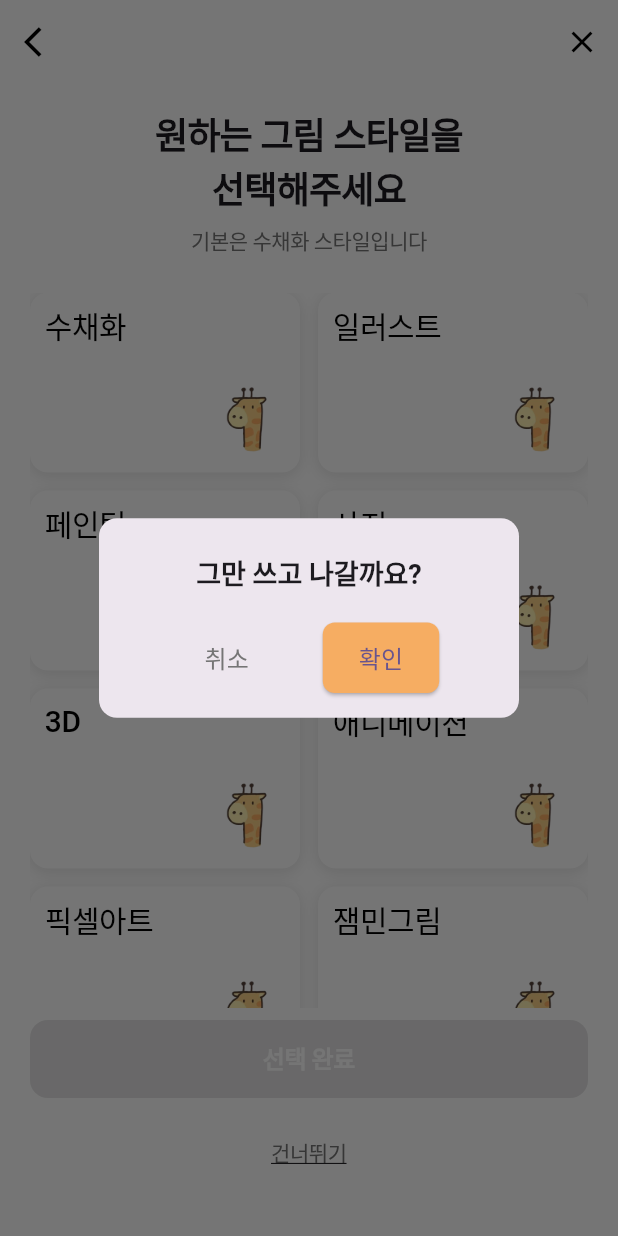
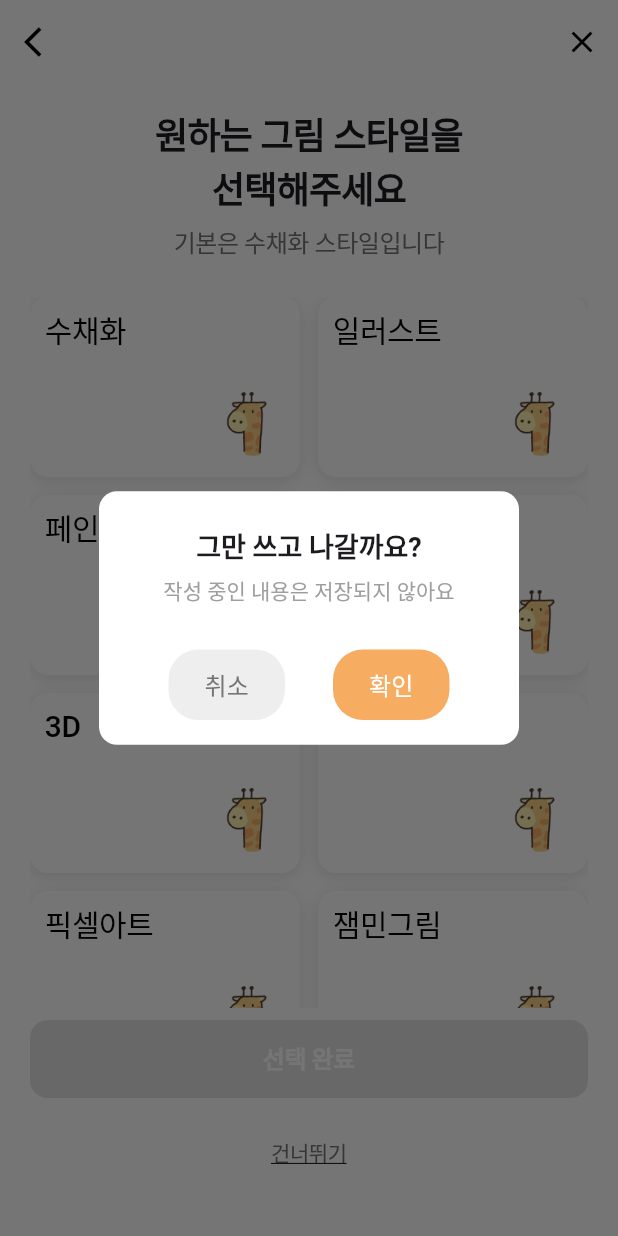
Before and after one commit to LGESWB4/Giraffe-Diaries, a Flutter app: the StyleSelectScreen screen opened directly, after a tap on the "close" icon, on a phone screen of 412 x 824 dp. Run offline on Flutter 3.47's test engine with Material 3 defaults, Android fonts, the phone set to English and light mode, and no system bars; our stand-ins replace get, table_calendar; Roboto replaces fonts that are missing (AppleSDGothicNeo).

Commit message:
[APP][Write-Diary] Add exit confirmation dialog

```diff
--- a/Giraffe_Diaries/lib/controllers/style_select_controller.dart
+++ b/Giraffe_Diaries/lib/controllers/style_select_controller.dart
@@ -1,5 +1,6 @@
 import 'package:get/get.dart';
 import 'package:flutter/material.dart';
+import '../widgets/exit_confirmation_dialog.dart';
 
 class StyleSelectController extends GetxController {
   final RxInt selectedStyle = (-1).obs;  // -1은 선택되지 않은 상태
@@ -21,59 +22,8 @@ class StyleSelectController extends GetxController {
 
   void showExitDialog() {
     Get.dialog(
-      AlertDialog(
-        shape: RoundedRectangleBorder(
-          borderRadius: BorderRadius.circular(12),
-        ),
-        title: const Text(
-          '그만 쓰고 나갈까요?',
-          style: TextStyle(
-            fontSize: 18,
-            fontWeight: FontWeight.bold,
-          ),
-          textAlign: TextAlign.center,
-        ),
-        actionsAlignment: MainAxisAlignment.center,
-        actionsPadding: const EdgeInsets.only(bottom: 16),
-        actions: [
-          TextButton(
-            onPressed: () => Get.back(),  // 다이얼로그 닫기
-            child: Text(
-              '취소',
-              style: TextStyle(
-                color: Colors.grey[600],
-                fontSize: 16,
-                fontWeight: FontWeight.w500,
-              ),
-            ),
-          ),
-          const SizedBox(width: 16),
-          ElevatedButton(
-            onPressed: () {
-              Get.back();  // 다이얼로그 닫기
-              Get.back();  // 화면 닫기
-            },
-            style: ElevatedButton.styleFrom(
-              backgroundColor: const Color(0xFFF6AD62),
-              shape: RoundedRectangleBorder(
-                borderRadius: BorderRadius.circular(8),
-              ),
-              padding: const EdgeInsets.symmetric(
-                horizontal: 24,
-                vertical: 12,
-              ),
-            ),
-            child: const Text(
-              '확인',
-              style: TextStyle(
-                fontSize: 16,
-                fontWeight: FontWeight.w500,
-              ),
-            ),
-          ),
-        ],
-      ),
-      barrierDismissible: false,  // 배경 터치로 닫기 방지
+      const ExitConfirmationDialog(),
+      barrierDismissible: false,
     );
   }
 
--- a/Giraffe_Diaries/lib/screens/style_select_screen.dart
+++ b/Giraffe_Diaries/lib/screens/style_select_screen.dart
@@ -41,7 +41,7 @@ class StyleSelectScreen extends GetView<StyleSelectController> {
                 const SizedBox(height: 8),
                 Text(
                   '기본은 수채화 스타일입니다',
-                  style: AppTextStyles.bodyMedium.copyWith(
+                  style: AppTextStyles.bodyLarge.copyWith(
                     color: Colors.grey[600],
                   ),
                   textAlign: TextAlign.center,
--- /dev/null
+++ b/Giraffe_Diaries/lib/widgets/exit_confirmation_dialog.dart
@@ -0,0 +1,92 @@
+import 'package:flutter/material.dart';
+import 'package:get/get.dart';
+import '../screens/home_screen.dart';
+
+class ExitConfirmationDialog extends StatelessWidget {
+  const ExitConfirmationDialog({Key? key}) : super(key: key);
+
+  @override
+  Widget build(BuildContext context) {
+    return AlertDialog(
+      backgroundColor: Colors.white,
+      shape: RoundedRectangleBorder(
+        borderRadius: BorderRadius.circular(12),
+      ),
+      title: const Column(
+        children: [
+          Text(
+            '그만 쓰고 나갈까요?',
+            style: TextStyle(
+              fontSize: 18,
+              fontWeight: FontWeight.bold,
+            ),
+            textAlign: TextAlign.center,
+          ),
+          SizedBox(height: 8),
+          Text(
+            '작성 중인 내용은 저장되지 않아요',
+            style: TextStyle(
+              fontSize: 14,
+              color: Colors.grey,
+              fontWeight: FontWeight.normal,
+            ),
+            textAlign: TextAlign.center,
+          ),
+        ],
+      ),
+      actionsAlignment: MainAxisAlignment.center,
+      actionsPadding: const EdgeInsets.only(bottom: 16, top: 8),
+      actions: [
+        ElevatedButton(
+          onPressed: () => Get.back(),
+          style: ElevatedButton.styleFrom(
+            backgroundColor: Colors.grey[200],
+            foregroundColor: Colors.grey[600],
+            elevation: 0,
+            shape: RoundedRectangleBorder(
+              borderRadius: BorderRadius.circular(20),
+            ),
+            padding: const EdgeInsets.symmetric(
+              horizontal: 24,
+              vertical: 12,
+            ),
+          ),
+          child: const Text(
+            '취소',
+            style: TextStyle(
+              fontSize: 16,
+              fontWeight: FontWeight.w500,
+            ),
+          ),
+        ),
+        const SizedBox(width: 16),
+        ElevatedButton(
+          onPressed: () {
+            Get.back(); // 다이얼로그 닫기
+            Get.to(() => const HomeScreen());
+            // Get.offAllNamed('/home'); // 홈 화면으로 이동하고 이전 스택 모두 제거
+          },
+          style: ElevatedButton.styleFrom(
+            backgroundColor: const Color(0xFFF6AD62),
+            elevation: 0,
+            shape: RoundedRectangleBorder(
+              borderRadius: BorderRadius.circular(20),
+            ),
+            padding: const EdgeInsets.symmetric(
+              horizontal: 24,
+              vertical: 12,
+            ),
+          ),
+          child: const Text(
+            '확인',
+            style: TextStyle(
+              fontSize: 16,
+              fontWeight: FontWeight.w500,
+              color: Colors.white,
+            ),
+          ),
+        ),
+      ],
+    );
+  }
+}
--- a/Giraffe_Diaries/lib/widgets/style_item.dart
+++ b/Giraffe_Diaries/lib/widgets/style_item.dart
@@ -41,7 +41,7 @@ class StyleItem extends StatelessWidget {
             Text(
               name,
               style: AppTextStyles.bodyLarge.copyWith(
-                fontWeight: isSelected ? FontWeight.w700 : FontWeight.w500,
+                fontWeight: isSelected ? FontWeight.w600 : FontWeight.w500,
                 color: isSelected ? const Color(0xFFF6AD62) : Colors.black,
                 fontSize: 20,
                 height: 1.2,
```
